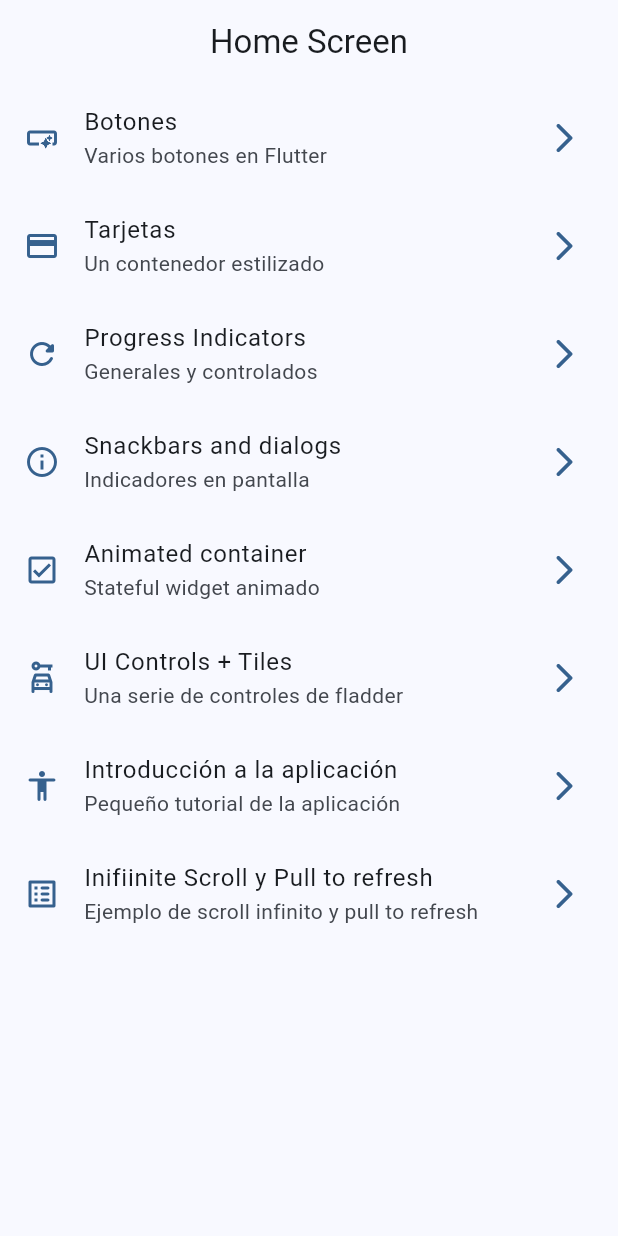
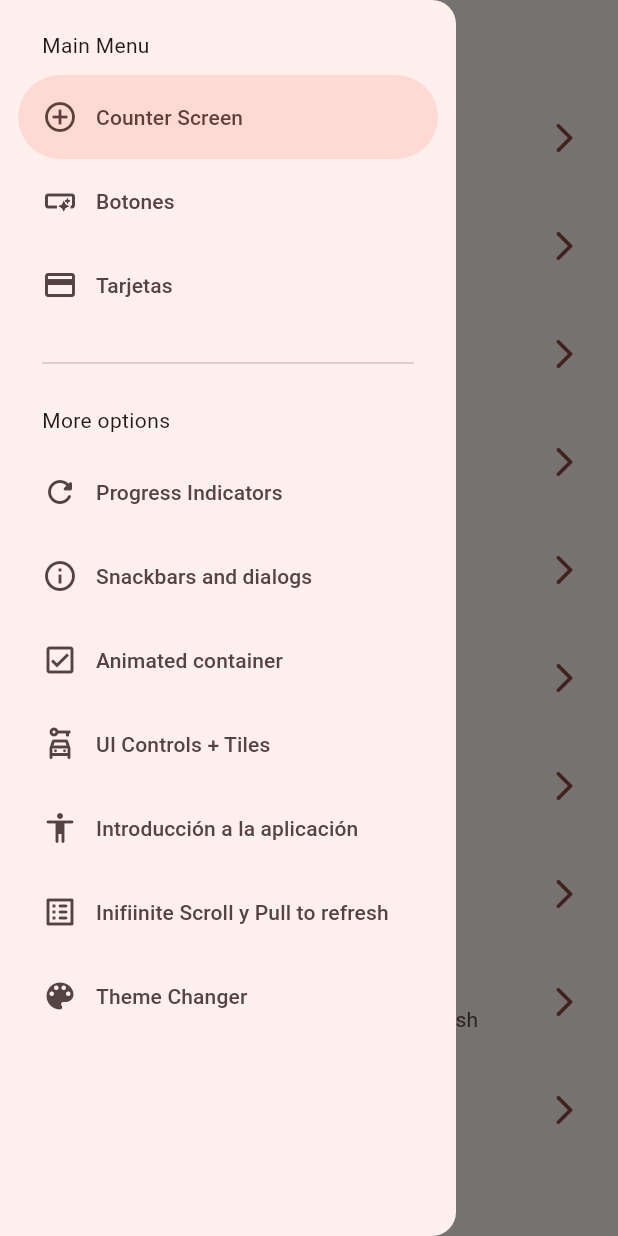
Before and after one commit to martynvalenz/flutter-widgets, a Flutter app: the screen it shows after launch, with the side drawer open (before the commit the screen has no drawer), on a phone screen of 412 x 824 dp. Run offline on Flutter 3.47's test engine with Material 2 defaults, Android fonts, the phone set to English and light mode, and no system bars; our stand-ins replace animate_do, flutter_riverpod, go_router.

Commit message:
Change color theme and dark theme

```diff
--- a/lib/config/menu/menu_items.dart
+++ b/lib/config/menu/menu_items.dart
@@ -15,6 +15,12 @@ class MenuItem {
 }
 
 const appMenuItems = <MenuItem>[
+  MenuItem(
+    title: 'Counter Screen',
+    subTitle: 'Ejemplo de contador con Riverpod',
+    link: '/counter',
+    icon: Icons.add_circle_outline
+  ),
   MenuItem(
     title: 'Botones',
     subTitle: 'Varios botones en Flutter',
@@ -63,4 +69,10 @@ const appMenuItems = <MenuItem>[
     link: '/infinite_scroll_screen',
     icon: Icons.list_alt_rounded
   ),
+  MenuItem(
+    title: 'Theme Changer',
+    subTitle: 'Cambio de tema de la aplicación',
+    link: '/theme_changer',
+    icon: Icons.color_lens
+  ),
 ];
--- a/lib/config/router/app_router.dart
+++ b/lib/config/router/app_router.dart
@@ -1,4 +1,3 @@
-import 'package:flutter/material.dart';
 import 'package:go_router/go_router.dart';
 import '../../presentation/screens/screens.dart';
 
@@ -51,5 +50,15 @@ final appRouter = GoRouter(
       name: InfiniteScrollScreen.name,
       builder: (context, state) => const InfiniteScrollScreen(),
     ),
+    GoRoute(
+      path: '/counter',
+      name: CounterScreen.name,
+      builder: (context, state) => const CounterScreen(),
+    ),
+    GoRoute(
+      path: '/theme_changer',
+      name: ThemeChangerScreen.name,
+      builder: (context, state) => const ThemeChangerScreen(),
+    ),
   ],
 );
--- a/lib/config/theme/app_theme.dart
+++ b/lib/config/theme/app_theme.dart
@@ -18,14 +18,17 @@ const colorList = <Color>[
 
 class AppTheme {
   final int selectedColor;
+  final bool isDarkMode;
 
   AppTheme({
-    this.selectedColor = 0
+    this.selectedColor = 0,
+    this.isDarkMode = false,
   }):assert(selectedColor >= 0 , 'selectedColor must be greater or equal than 0'),
   assert(selectedColor < colorList.length, 'selectedColor must be less than ${colorList.length - 1}');
 
   ThemeData getTheme() => ThemeData(
     useMaterial3: true,
+    brightness: isDarkMode ? Brightness.dark : Brightness.light,
     colorSchemeSeed: colorList[selectedColor],
     appBarTheme: const AppBarTheme(
       centerTitle: true,
--- a/lib/main.dart
+++ b/lib/main.dart
@@ -1,21 +1,28 @@
 import 'package:flutter/material.dart';
+import 'package:flutter_riverpod/flutter_riverpod.dart';
 import 'package:widgets_app/config/router/app_router.dart';
+import 'package:widgets_app/presentation/providers/theme_provider.dart';
 import 'config/theme/app_theme.dart';
 
 void main() {
-  runApp(const MainApp());
+  runApp(
+    const ProviderScope(child: MainApp())
+  );
 }
 
-class MainApp extends StatelessWidget {
+class MainApp extends ConsumerWidget {
   const MainApp({super.key});
 
   @override
-  Widget build(BuildContext context) {
+  Widget build(BuildContext context, ref) {
+    final selectedColor = ref.watch(selectedColorProvider);
+    final isDarkMode = ref.watch(isDarkModeProvider);
+
     return MaterialApp.router(
       title:'Flutter Widgets',
       routerConfig:appRouter,
       debugShowCheckedModeBanner: false,
-      theme:AppTheme(selectedColor:2).getTheme(),
+      theme:AppTheme(selectedColor:selectedColor, isDarkMode:isDarkMode).getTheme(),
     );
   }
 }
--- /dev/null
+++ b/lib/presentation/providers/counter_provider.dart
@@ -0,0 +1,3 @@
+import 'package:flutter_riverpod/flutter_riverpod.dart';
+
+final counterProvider = StateProvider<int>((ref) => 5);
--- /dev/null
+++ b/lib/presentation/providers/theme_provider.dart
@@ -0,0 +1,9 @@
+import 'package:flutter_riverpod/flutter_riverpod.dart';
+import 'package:widgets_app/config/theme/app_theme.dart';
+
+// Listado de colores inmutable
+final colorListProvider = Provider((ref) => colorList);
+// Dark mode
+final isDarkModeProvider = StateProvider<bool>((ref) => false);
+// Theme provider int
+final selectedColorProvider = StateProvider<int>((ref) => 0);
--- a/lib/presentation/screens/home/home_screen.dart
+++ b/lib/presentation/screens/home/home_screen.dart
@@ -1,6 +1,7 @@
 import 'package:flutter/material.dart';
 import 'package:go_router/go_router.dart';
 import 'package:widgets_app/config/menu/menu_items.dart';
+import 'package:widgets_app/presentation/widgets/side_menu.dart';
 
 class HomeScreen extends StatelessWidget {
   static const String name = 'Home';
@@ -8,10 +9,14 @@ class HomeScreen extends StatelessWidget {
 
   @override
   Widget build(BuildContext context) {
+    final scaffoldKey = GlobalKey<ScaffoldState>();
+
     return Scaffold(
+      key: scaffoldKey,
       appBar: AppBar(
         title: const Text('Home Screen'),
       ),
+      drawer: SideMenu(scaffoldKey: scaffoldKey),
       body: _HomeView(),
     );
   }
--- a/lib/presentation/screens/screens.dart
+++ b/lib/presentation/screens/screens.dart
@@ -1,3 +1,5 @@
+export 'package:widgets_app/presentation/screens/theme_changer/theme_changer_screen.dart';
+export 'package:widgets_app/presentation/screens/counter/counter_screen.dart';
 export 'package:widgets_app/presentation/screens/animated/animated_screen.dart';
 export 'package:widgets_app/presentation/screens/app_tutorial/app_tutorial_screen.dart';
 export 'package:widgets_app/presentation/screens/buttons/buttons_screen.dart';
--- /dev/null
+++ b/lib/presentation/widgets/side_menu.dart
@@ -0,0 +1,61 @@
+import 'package:flutter/material.dart';
+import 'package:go_router/go_router.dart';
+import 'package:widgets_app/config/menu/menu_items.dart';
+
+class SideMenu extends StatefulWidget {
+  final GlobalKey<ScaffoldState> scaffoldKey;
+  const SideMenu({super.key, required this.scaffoldKey});
+
+  @override
+  State<SideMenu> createState() => _SideMenuState();
+}
+
+class _SideMenuState extends State<SideMenu> {
+  int navDrawerIndex = 0;
+  @override
+  Widget build(BuildContext context) {
+    final hasNotch = MediaQuery.of(context).viewPadding.top > 35;
+    return NavigationDrawer(
+      selectedIndex: navDrawerIndex,
+      onDestinationSelected: (value){
+        setState(() {
+          navDrawerIndex = value;
+        });
+
+        final menuItem = appMenuItems[value];
+        context.push(menuItem.link);
+        widget.scaffoldKey.currentState?.closeDrawer();
+      },
+      children: [
+        Padding(
+          padding: EdgeInsets.fromLTRB(28, hasNotch ? 5:20, 16, 10),
+          child: const Text('Main Menu'),
+        ),
+        ...appMenuItems
+        .sublist(0,3)
+        .map(
+          (item) => NavigationDrawerDestination(
+            icon: Icon(item.icon),
+            label: Text(item.title),
+          )
+        ),
+        const Padding(
+          padding: EdgeInsets.fromLTRB(28, 16, 28, 10),
+          child: Divider(),
+        ),
+        const Padding(
+          padding: EdgeInsets.fromLTRB(28, 10, 16, 10),
+          child: Text('More options'),
+        ),
+        ...appMenuItems
+        .sublist(3)
+        .map(
+          (item) => NavigationDrawerDestination(
+            icon: Icon(item.icon),
+            label: Text(item.title),
+          )
+        ),
+      ]
+    );
+  }
+}
--- a/pubspec.yaml
+++ b/pubspec.yaml
@@ -10,6 +10,7 @@ dependencies:
   animate_do: ^3.0.2
   flutter:
     sdk: flutter
+  flutter_riverpod: ^2.3.5
   go_router: ^6.5.5
 
 dev_dependencies:
```
Also changed, not shown: lib/presentation/screens/counter/counter_screen.dart (added, +42 -0 lines), lib/presentation/screens/theme_changer/theme_changer_screen.dart (added, +57 -0 lines), pubspec.lock.
